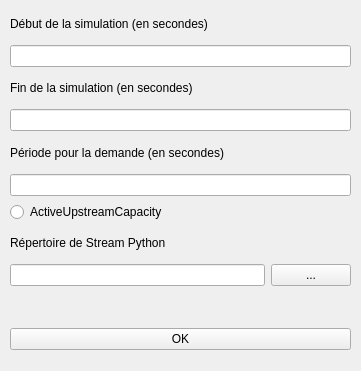
First picture: the form in qstream/forms/General_widget.ui, repository AureClai/qstream, before the edit.
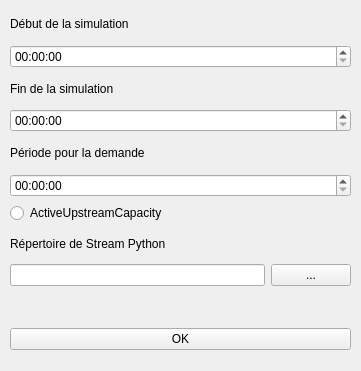
Second picture: the form after the edit.

The edit to the form file:
```diff
--- a/qstream/forms/General_widget.ui
+++ b/qstream/forms/General_widget.ui
@@ -26,32 +26,47 @@
     <item>
      <widget class="QLabel" name="label">
       <property name="text">
-       <string>Début de la simulation (en secondes)</string>
+       <string>Début de la simulation</string>
       </property>
      </widget>
     </item>
     <item>
-     <widget class="QLineEdit" name="start_LE"/>
+     <widget class="QTimeEdit" name="beg_TE">
+      <property name="displayFormat">
+       <string>HH:mm:ss</string>
+      </property>
+     </widget>
     </item>
     <item>
      <widget class="QLabel" name="label_2">
       <property name="text">
-       <string>Fin de la simulation (en secondes)</string>
+       <string>Fin de la simulation</string>
       </property>
      </widget>
     </item>
     <item>
-     <widget class="QLineEdit" name="end_LE"/>
+     <widget class="QTimeEdit" name="end_TE">
+      <property name="displayFormat">
+       <string>HH:mm:ss</string>
+      </property>
+     </widget>
     </item>
     <item>
      <widget class="QLabel" name="label_3">
       <property name="text">
-       <string>Période pour la demande (en secondes)</string>
+       <string>Période pour la demande</string>
       </property>
      </widget>
     </item>
     <item>
-     <widget class="QLineEdit" name="step_LE"/>
+     <widget class="QTimeEdit" name="per_TE">
+      <property name="displayFormat">
+       <string>HH:mm:ss</string>
+      </property>
+      <property name="calendarPopup">
+       <bool>false</bool>
+      </property>
+     </widget>
     </item>
     <item>
      <widget class="QRadioButton" name="upcapacity_RB">
```
